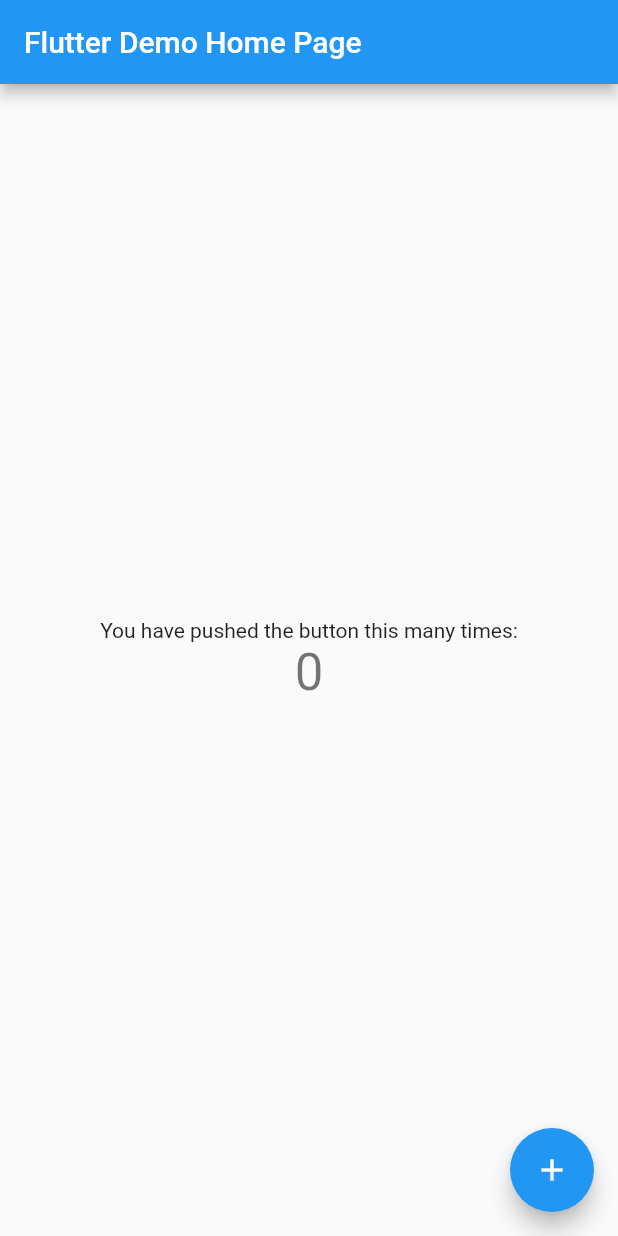
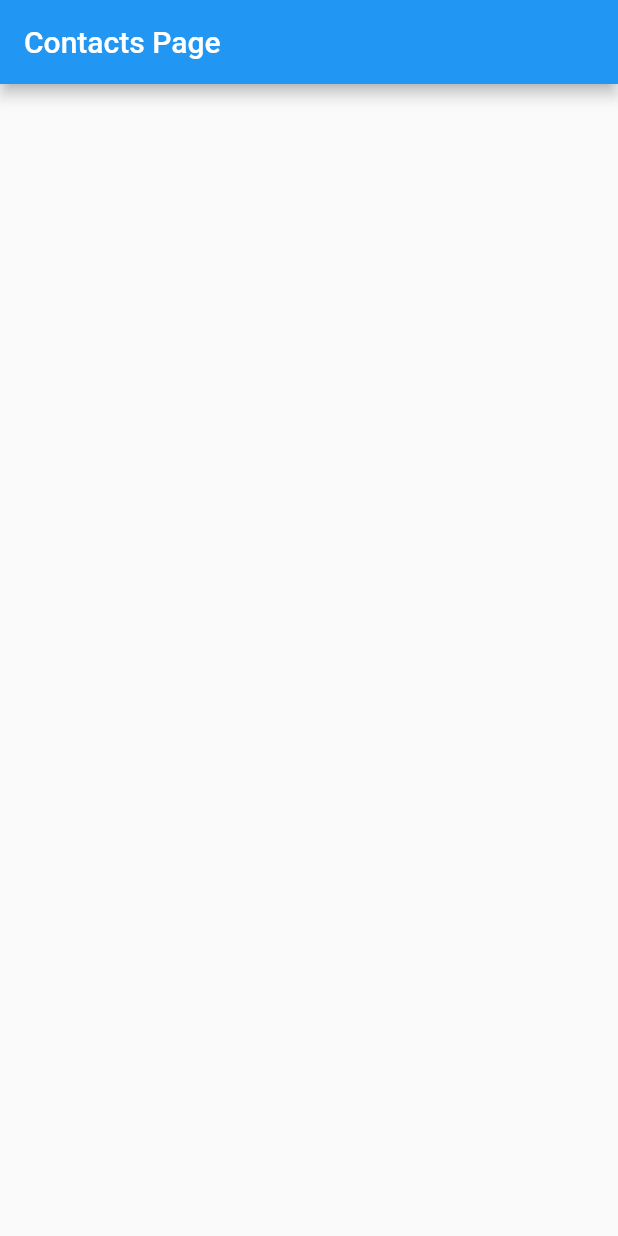
Before and after one commit to adrian1c/ADEVTechnicalAssessment, a Flutter app: the screen it shows after launch, on a phone screen of 412 x 824 dp. Run offline on Flutter 3.47's test engine with Material 2 defaults, Android fonts, the phone set to English and light mode, and no system bars; our stand-ins replace sqflite, timeago; accounts and stored records are empty.

```diff
--- a/lib/main.dart
+++ b/lib/main.dart
@@ -1,6 +1,15 @@
 import 'package:flutter/material.dart';
+import 'dart:async';
+import 'package:intl/intl.dart';
 
-void main() {
+import 'package:sqflite/sqflite.dart';
+
+import 'model/contacts.dart';
+import 'db.dart';
+
+import 'package:timeago/timeago.dart' as timeago;
+
+void main() async {
   runApp(MyApp());
 }
 
@@ -22,7 +31,7 @@ class MyApp extends StatelessWidget {
         // is not restarted.
         primarySwatch: Colors.blue,
       ),
-      home: MyHomePage(title: 'Flutter Demo Home Page'),
+      home: MyHomePage(title: 'Contacts Page'),
     );
   }
 }
@@ -46,68 +55,24 @@ class MyHomePage extends StatefulWidget {
 }
 
 class _MyHomePageState extends State<MyHomePage> {
-  int _counter = 0;
+  late DatabaseHandler dbHandler;
 
-  void _incrementCounter() {
-    setState(() {
-      // This call to setState tells the Flutter framework that something has
-      // changed in this State, which causes it to rerun the build method below
-      // so that the display can reflect the updated values. If we changed
-      // _counter without calling setState(), then the build method would not be
-      // called again, and so nothing would appear to happen.
-      _counter++;
+  @override
+  void initState() {
+    super.initState();
+    this.dbHandler = DatabaseHandler();
+    this.dbHandler.initializeDB().whenComplete(() async {
+      print(await this.dbHandler.contacts());
     });
   }
 
   @override
   Widget build(BuildContext context) {
-    // This method is rerun every time setState is called, for instance as done
-    // by the _incrementCounter method above.
-    //
-    // The Flutter framework has been optimized to make rerunning build methods
-    // fast, so that you can just rebuild anything that needs updating rather
-    // than having to individually change instances of widgets.
     return Scaffold(
       appBar: AppBar(
-        // Here we take the value from the MyHomePage object that was created by
-        // the App.build method, and use it to set our appbar title.
         title: Text(widget.title),
       ),
-      body: Center(
-        // Center is a layout widget. It takes a single child and positions it
-        // in the middle of the parent.
-        child: Column(
-          // Column is also a layout widget. It takes a list of children and
-          // arranges them vertically. By default, it sizes itself to fit its
-          // children horizontally, and tries to be as tall as its parent.
-          //
-          // Invoke "debug painting" (press "p" in the console, choose the
-          // "Toggle Debug Paint" action from the Flutter Inspector in Android
-          // Studio, or the "Toggle Debug Paint" command in Visual Studio Code)
-          // to see the wireframe for each widget.
-          //
-          // Column has various properties to control how it sizes itself and
-          // how it positions its children. Here we use mainAxisAlignment to
-          // center the children vertically; the main axis here is the vertical
-          // axis because Columns are vertical (the cross axis would be
-          // horizontal).
-          mainAxisAlignment: MainAxisAlignment.center,
-          children: <Widget>[
-            Text(
-              'You have pushed the button this many times:',
-            ),
-            Text(
-              '$_counter',
-              style: Theme.of(context).textTheme.headline4,
-            ),
-          ],
-        ),
-      ),
-      floatingActionButton: FloatingActionButton(
-        onPressed: _incrementCounter,
-        tooltip: 'Increment',
-        child: Icon(Icons.add),
-      ), // This trailing comma makes auto-formatting nicer for build methods.
+      body: Center(child: Container()),
     );
   }
 }
--- /dev/null
+++ b/lib/model/contacts.dart
@@ -0,0 +1,28 @@
+import 'package:intl/intl.dart';
+
+class Contact {
+  var id;
+  final String user;
+  final String phone;
+  final String checkin;
+
+  Contact({
+    this.id,
+    required this.user,
+    required this.phone,
+    required this.checkin,
+  });
+
+  Map<String, dynamic> toMap() {
+    return {
+      'user': user,
+      'phone': phone,
+      'checkin': checkin,
+    };
+  }
+
+  @override
+  String toString() {
+    return 'Contact{id: $id, user: $user, phone: $phone, checkin: $checkin}';
+  }
+}
--- a/pubspec.yaml
+++ b/pubspec.yaml
@@ -24,8 +24,11 @@ dependencies:
   flutter:
     sdk: flutter
   sqflite: ^2.0.0+4
+  path: ^1.8.0
   share_plus: ^2.1.4
   google_fonts: ^2.1.0
+  intl: ^0.17.0
+  timeago: ^3.1.0
 
 
   # The following adds the Cupertino Icons font to your application.
```
Also changed, not shown: lib/db.dart (added, +161 -0 lines), pubspec.lock, 1 other file.
